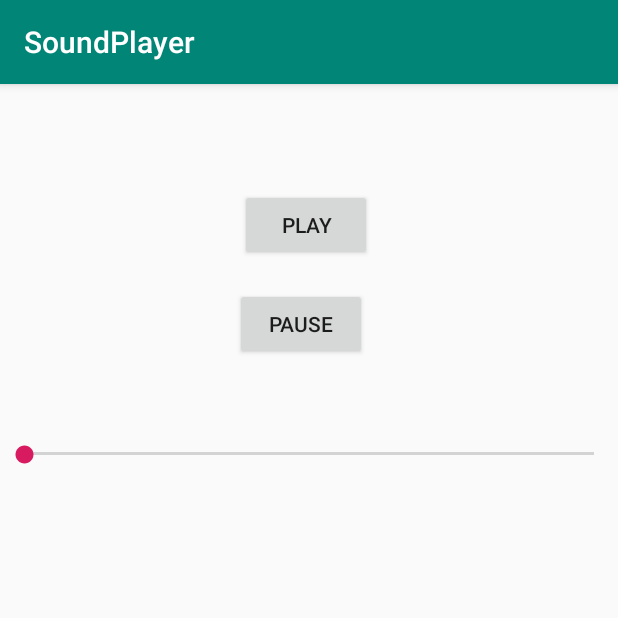
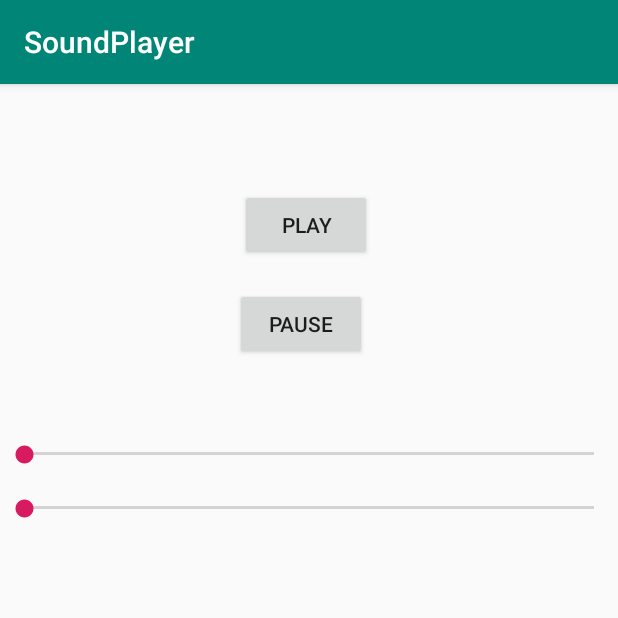
Before and after one commit to pauladityashaw/Music-Player, an Android app: the screen it shows after launch (MainActivity), on a phone screen of 412 x 824 dp, the top half of it. Run offline under Robolectric (Android 15) with nearby library versions, the phone set to English and light mode, and no system bars.

Commit message:
1st commit

```diff
--- a/app/src/main/java/com/example/soundplayer/MainActivity.java
+++ b/app/src/main/java/com/example/soundplayer/MainActivity.java
@@ -6,8 +6,12 @@ import android.content.Context;
 import android.media.AudioManager;
 import android.media.MediaPlayer;
 import android.os.Bundle;
+import android.util.Log;
 import android.view.View;
 import android.widget.SeekBar;
+
+import java.util.Timer;
+import java.util.TimerTask;
 
 public class MainActivity extends AppCompatActivity {
     MediaPlayer player;
@@ -64,5 +68,32 @@ public class MainActivity extends AppCompatActivity {
         {
             e.printStackTrace();
         }
+        final SeekBar scrubSeekbar = findViewById(R.id.scrub);
+        scrubSeekbar.setMax(player.getDuration());
+        scrubSeekbar.setOnSeekBarChangeListener(new SeekBar.OnSeekBarChangeListener() {
+            @Override
+            public void onProgressChanged(SeekBar seekBar, int progress, boolean fromUser) {
+
+//                Log.i("Scrub Bar moved",Integer.toString(progress));
+                player.seekTo(progress);
+
+            }
+
+            @Override
+            public void onStartTrackingTouch(SeekBar seekBar) {
+
+            }
+
+            @Override
+            public void onStopTrackingTouch(SeekBar seekBar) {
+
+            }
+        });
+        new Timer().scheduleAtFixedRate(new TimerTask() {
+            @Override
+            public void run() {
+                scrubSeekbar.setProgress(player.getCurrentPosition());
+            }
+        }, 0, 5000);
     }
 }
--- a/app/src/main/res/layout/activity_main.xml
+++ b/app/src/main/res/layout/activity_main.xml
@@ -41,4 +41,13 @@
         app:layout_constraintHorizontal_bias="0.609"
         app:layout_constraintStart_toStartOf="parent"
         app:layout_constraintTop_toBottomOf="@+id/button2" />
+    <SeekBar
+        android:id="@+id/scrub"
+        android:layout_width="0dp"
+        android:layout_height="17dp"
+        android:layout_marginTop="90dp"
+        app:layout_constraintEnd_toEndOf="parent"
+        app:layout_constraintHorizontal_bias="0.609"
+        app:layout_constraintStart_toStartOf="parent"
+        app:layout_constraintTop_toBottomOf="@+id/button2" />
 </androidx.constraintlayout.widget.ConstraintLayout>
```
